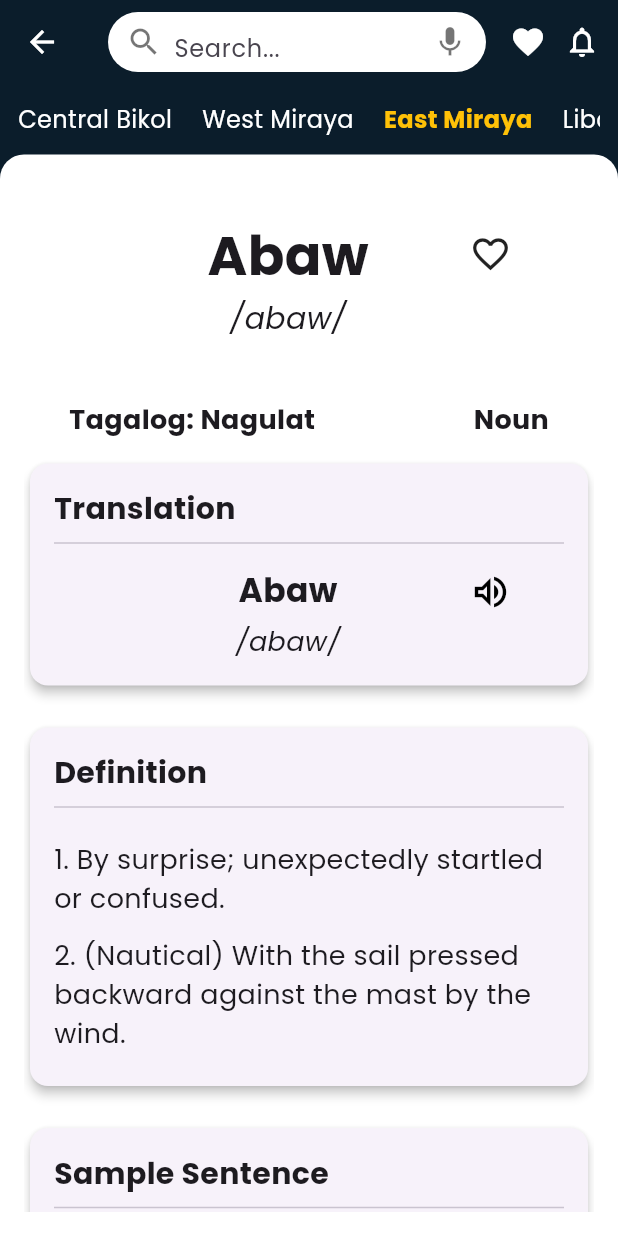
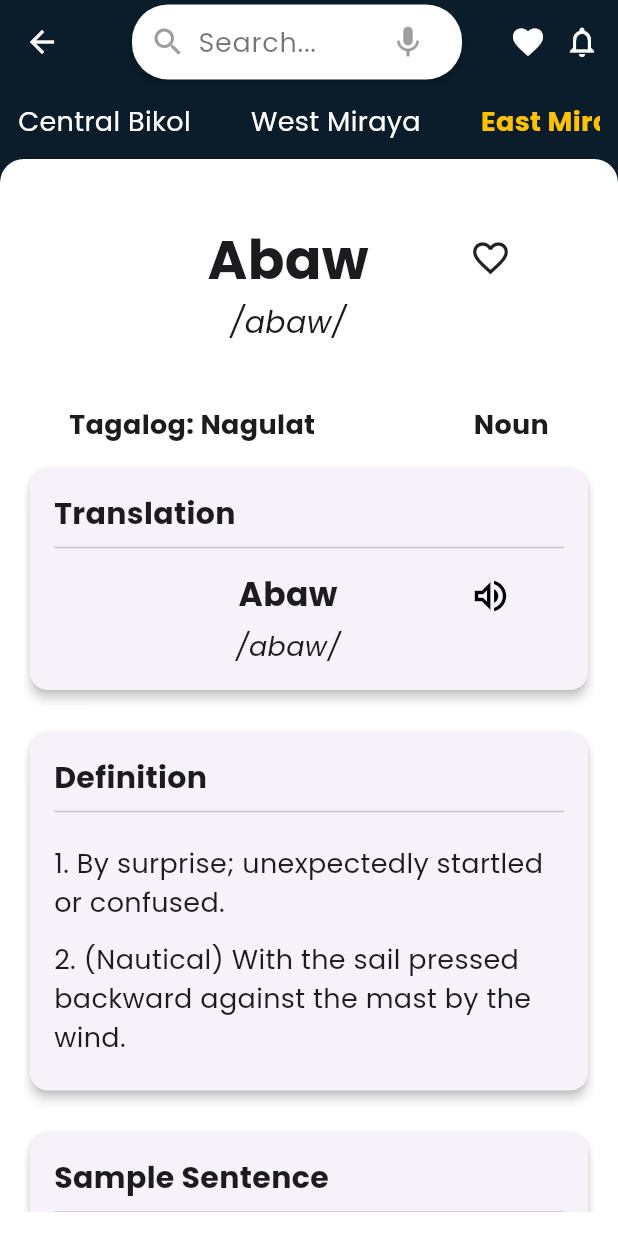
Before and after one commit to vilvince/Tarami, a Flutter app: the Dictionary screen opened directly, after a tap on "West Miraya", after a tap on "East Miraya", after a tap on "Abaw", on a phone screen of 412 x 824 dp. Run offline on Flutter 3.47's test engine with Material 3 defaults, Android fonts, the phone set to English and light mode, and no system bars; our stand-ins replace google_fonts.

Commit message:
Merge the mobile successfully

```diff
--- a/lib/features/dictionary/model/dictionary_model.dart
+++ b/lib/features/dictionary/model/dictionary_model.dart
@@ -4,6 +4,7 @@
   final Map<String, String> sampleSentences; // e.g. { "Central Bikol": "Nag-abot si Juan..." }
   final List<String> synonyms; // e.g. ["Surprised", "Startled"]
   final List<String> antonyms; // e.g. ["Calm", "Unmoved"]
+  final Map<String, String> etymologies; // e.g. { "Central Bikol": "From Spanish 'abacar'..." }
 
   DictionaryEntry({
     required this.word,
@@ -11,5 +12,6 @@
     required this.sampleSentences,
     required this.synonyms,
     required this.antonyms,
+    required this.etymologies,
   });
 }
--- a/lib/features/dictionary/view/dictionary_screen.dart
+++ b/lib/features/dictionary/view/dictionary_screen.dart
@@ -1,8 +1,6 @@
 import 'package:flutter/material.dart';
 import 'package:provider/provider.dart';
 import '../viewmodel/dictionary_view_model.dart';
-
-
 
 class Dictionary extends StatelessWidget {
   const Dictionary({super.key});
@@ -54,30 +52,47 @@
 
   Widget _buildSearchBar() {
     return Container(
-      height: 40,
+      height: 50,
+      margin: const EdgeInsets.all(16),
       padding: const EdgeInsets.symmetric(horizontal: 12),
       decoration: BoxDecoration(
         color: Colors.white,
-        borderRadius: BorderRadius.circular(20),
+        borderRadius: BorderRadius.circular(24),
+        boxShadow: [
+          BoxShadow(
+            color: Colors.black26,
+            blurRadius: 6,
+            offset: Offset(0, 3),
+          ),
+        ],
       ),
       child: Row(
-        children: const [
-          Icon(Icons.search, color: Colors.black54),
-          SizedBox(width: 8),
+        children: [
+          const Icon(Icons.search, color: Colors.grey),
+          const SizedBox(width: 8),
           Expanded(
             child: TextField(
-              decoration: InputDecoration(
+              textAlign: TextAlign.left,
+              textAlignVertical: TextAlignVertical.center,
+              decoration: const InputDecoration(
                 hintText: 'Search...',
+                hintStyle: TextStyle(
+                  color: Colors.black54,
+                  fontSize: 18,
+                ),
                 border: InputBorder.none,
+                isDense: true,
+                contentPadding: EdgeInsets.zero,
+                suffixIcon: Icon(Icons.mic, color: Colors.grey, size: 25),
               ),
-              style: TextStyle(color: Colors.black87),
+              style: const TextStyle(color: Colors.black87),
             ),
           ),
-          Icon(Icons.mic, color: Colors.black54),
         ],
       ),
     );
   }
+
 
   Widget _buildPlainTextDialectRow(DictionaryViewModel viewModel) {
     return Padding(
@@ -90,13 +105,12 @@
             return GestureDetector(
               onTap: () => viewModel.selectDialect(index),
               child: Padding(
-                padding: const EdgeInsets.only(right: 20),
+                padding: const EdgeInsets.only(right: 40),
                 child: Text(
                   viewModel.dialects[index],
                   style: TextStyle(
-                    fontSize: 16,
-                    fontWeight:
-                    isSelected ? FontWeight.bold : FontWeight.normal,
+                    fontSize: 18,
+                    fontWeight: isSelected ? FontWeight.bold : FontWeight.normal,
                     color: isSelected ? Colors.amber : Colors.white,
                   ),
                 ),
@@ -108,6 +122,7 @@
     );
   }
 
+
   Widget _buildWordList(DictionaryViewModel viewModel) {
     return ListView.builder(
       itemCount: viewModel.currentWordList.length,
@@ -115,7 +130,11 @@
         return ListTile(
           title: Text(
             viewModel.currentWordList[index],
-            style: const TextStyle(color: Colors.black),
+            style: const TextStyle(
+              color: Colors.black,
+              fontSize: 20,
+              fontWeight: FontWeight.w500,
+            ),
           ),
           onTap: () => viewModel.selectWord(viewModel.currentWordList[index]),
         );
@@ -123,10 +142,10 @@
     );
   }
 
+
   Widget _buildDetailView(DictionaryViewModel viewModel) {
     final word = viewModel.selectedWord!;
-    final dialectTranslation =
-        viewModel.getDialectTranslation(word) ?? word;
+    final dialectTranslation = viewModel.getDialectTranslation(word) ?? word;
     final pronunciation = "/${word.toLowerCase()}/";
     final tagalog = "Nagulat";
     final definitions = [
@@ -380,10 +399,33 @@
                       );
                     }).toList(),
                   ),
+                  const SizedBox(height: 12),
                 ],
               ],
             ),
           ),
+
+          // Etymology (NO CARD)
+          Padding(
+            padding: const EdgeInsets.symmetric(horizontal: 16, vertical: 8),
+            child: Column(
+              crossAxisAlignment: CrossAxisAlignment.start,
+              children: [
+                const Text(
+                  "Etymology",
+                  style: TextStyle(fontSize: 20, fontWeight: FontWeight.bold),
+                ),
+                const Divider(thickness: 1),
+                const SizedBox(height: 8),
+                Text(
+                  viewModel.getTranslationEtymology(dialectTranslation) ??
+                      'No etymology available for this translation.',
+                  style: const TextStyle(fontSize: 18),
+                ),
+              ],
+            ),
+          ),
+          const SizedBox(height: 20),
         ],
       ),
     );
--- a/lib/features/dictionary/viewmodel/dictionary_view_model.dart
+++ b/lib/features/dictionary/viewmodel/dictionary_view_model.dart
@@ -53,6 +53,14 @@
     'Startled': ['Calm'],
   };
 
+  /// NEW: Etymology storage for translations
+  final Map<String, String> _translationEtymologies = {
+    'Nakigkig': "From root word 'kigkig' (shiver/tremble) with prefix 'na-' indicating completed aspect.",
+    'Nagbulag': "Derived from 'bulag' (to be shocked/startled) with infix '-nag-' for completed action.",
+    'Nagulat': "From root 'gulat' (to be startled), with prefix 'na-' marking completed aspect.",
+    'Nasorpresa': "Borrowed from Spanish 'sorpresa' (surprise), adapted with prefix 'na-' for completed aspect.",
+  };
+
   // Getters
   List<String> get dialects => _dialects;
   int get selectedDialectIndex => _selectedDialectIndex;
@@ -72,6 +80,10 @@
   List<String> getSynonyms(String word) => _synonyms[word] ?? [];
   List<String> getAntonyms(String word) => _antonyms[word] ?? [];
 
+  /// NEW: Get etymology for a given translation
+  String? getTranslationEtymology(String translation) =>
+      _translationEtymologies[translation];
+
   // Actions
   void selectDialect(int index) {
     _selectedDialectIndex = index;
```
